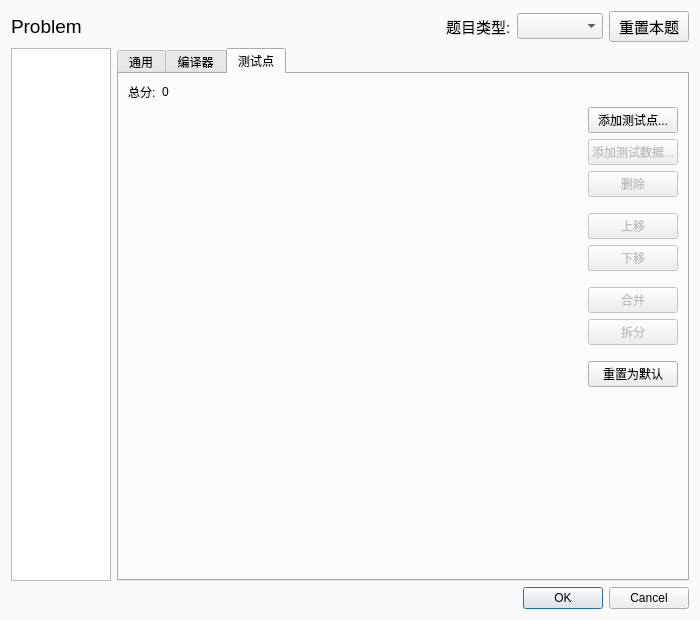
First picture: the form in src/forms/advancedconfiguredialog.ui, repository sxyzccr/CCR-Plus, before the edit.
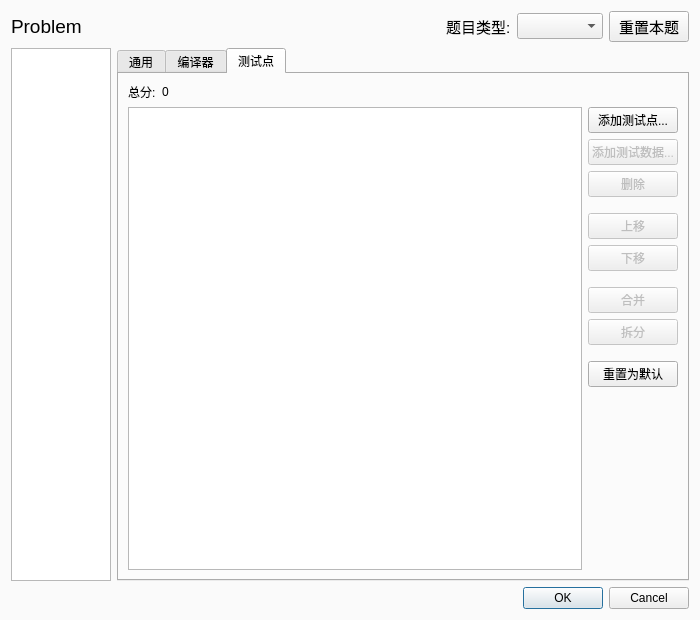
Second picture: the form after the edit. The open tabs and pages were chosen to show the change. Custom widgets are drawn as their Qt base class.

Diff of the .ui file:
```diff
--- a/src/forms/advancedconfiguredialog.ui
+++ b/src/forms/advancedconfiguredialog.ui
@@ -572,7 +572,55 @@
         </widget>
        </item>
        <item row="1" column="0" rowspan="12" colspan="3">
-        <widget class="QWidget" name="widget_empty" native="true"/>
+        <widget class="TestCaseTable" name="tableWidget_testcase">
+         <property name="styleSheet">
+          <string notr="true">QHeaderView
+{
+  background:#FFFFFF;
+}
+QTableWidget::item:alternate:!selected
+{
+  background-color:#FFFFFF;
+}
+QTableWidget::item:!alternate:!selected
+{
+  background-color:#F8F8F8;
+}</string>
+         </property>
+         <property name="editTriggers">
+          <set>QAbstractItemView::NoEditTriggers</set>
+         </property>
+         <property name="alternatingRowColors">
+          <bool>true</bool>
+         </property>
+         <property name="selectionMode">
+          <enum>QAbstractItemView::ContiguousSelection</enum>
+         </property>
+         <property name="selectionBehavior">
+          <enum>QAbstractItemView::SelectRows</enum>
+         </property>
+         <property name="verticalScrollMode">
+          <enum>QAbstractItemView::ScrollPerPixel</enum>
+         </property>
+         <attribute name="horizontalHeaderDefaultSectionSize">
+          <number>70</number>
+         </attribute>
+         <attribute name="horizontalHeaderHighlightSections">
+          <bool>false</bool>
+         </attribute>
+         <attribute name="horizontalHeaderMinimumSectionSize">
+          <number>70</number>
+         </attribute>
+         <attribute name="verticalHeaderDefaultSectionSize">
+          <number>22</number>
+         </attribute>
+         <attribute name="verticalHeaderHighlightSections">
+          <bool>false</bool>
+         </attribute>
+         <attribute name="verticalHeaderMinimumSectionSize">
+          <number>22</number>
+         </attribute>
+        </widget>
        </item>
        <item row="10" column="3">
         <spacer name="verticalSpacer_5">
@@ -733,6 +781,13 @@
    </item>
   </layout>
  </widget>
+ <customwidgets>
+  <customwidget>
+   <class>TestCaseTable</class>
+   <extends>QTableWidget</extends>
+   <header>testcasetable.h</header>
+  </customwidget>
+ </customwidgets>
  <resources/>
  <connections>
   <connection>
```
Left out of the diff: 6 changed lines with no effect on the pictures.
